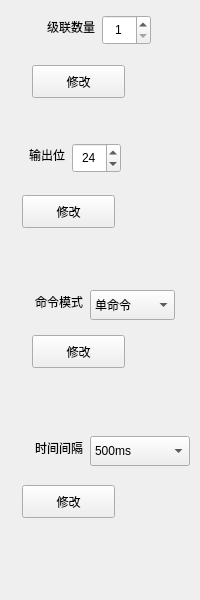
The window that IDC_TestSystem/common/toolbox/settingtoolwid.ui (ChinaClever/IDC_TestSystem) describes before a commit, drawn with Qt 5.
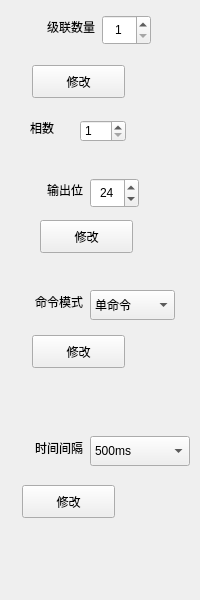
The same window after the commit.

```diff
--- a/IDC_TestSystem/common/toolbox/settingtoolwid.ui
+++ b/IDC_TestSystem/common/toolbox/settingtoolwid.ui
@@ -105,8 +105,8 @@
   <widget class="QSpinBox" name="outputSpinBox">
    <property name="geometry">
     <rect>
-     <x>72</x>
-     <y>143</y>
+     <x>90</x>
+     <y>178</y>
      <width>49</width>
      <height>30</height>
     </rect>
@@ -127,8 +127,8 @@
   <widget class="QPushButton" name="outputNumBtn">
    <property name="geometry">
     <rect>
-     <x>22</x>
-     <y>195</y>
+     <x>40</x>
+     <y>220</y>
      <width>93</width>
      <height>33</height>
     </rect>
@@ -206,8 +206,8 @@
   <widget class="QLabel" name="label_2">
    <property name="geometry">
     <rect>
-     <x>11</x>
-     <y>143</y>
+     <x>29</x>
+     <y>178</y>
      <width>54</width>
      <height>24</height>
     </rect>
@@ -239,6 +239,35 @@
     </property>
    </item>
   </widget>
+  <widget class="QLabel" name="label_3">
+   <property name="geometry">
+    <rect>
+     <x>30</x>
+     <y>120</y>
+     <width>41</width>
+     <height>16</height>
+    </rect>
+   </property>
+   <property name="text">
+    <string>相数</string>
+   </property>
+  </widget>
+  <widget class="QSpinBox" name="lineSpinBox">
+   <property name="geometry">
+    <rect>
+     <x>80</x>
+     <y>120</y>
+     <width>46</width>
+     <height>22</height>
+    </rect>
+   </property>
+   <property name="minimum">
+    <number>1</number>
+   </property>
+   <property name="maximum">
+    <number>3</number>
+   </property>
+  </widget>
  </widget>
  <resources/>
  <connections/>
```
